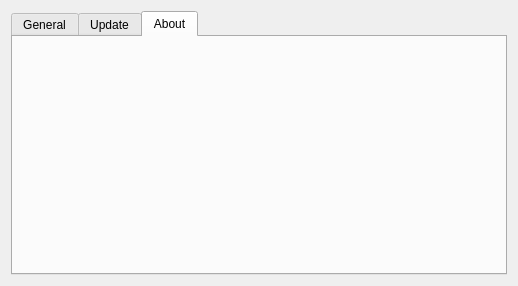
The window that src/ui/setting/settingui.ui (XMuli/myapp-template) describes before a commit, drawn with Qt 5.
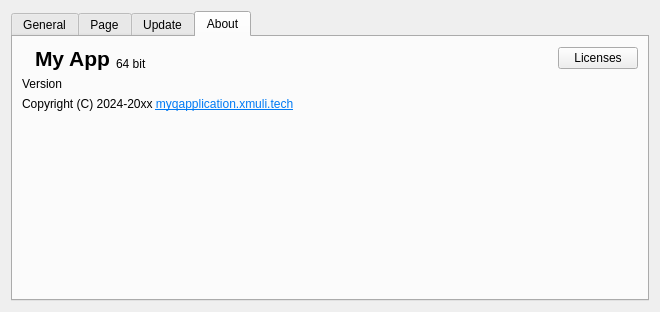
The same window after the commit. The open tabs and pages were chosen to show the change. Icons and pictures are not drawn.

```diff
--- a/src/ui/setting/settingui.ui
+++ b/src/ui/setting/settingui.ui
@@ -6,8 +6,8 @@
    <rect>
     <x>0</x>
     <y>0</y>
-    <width>518</width>
-    <height>274</height>
+    <width>660</width>
+    <height>312</height>
    </rect>
   </property>
   <property name="windowTitle">
@@ -101,6 +101,11 @@
        </item>
       </layout>
      </widget>
+     <widget class="QWidget" name="tab_4">
+      <attribute name="title">
+       <string>Page</string>
+      </attribute>
+     </widget>
      <widget class="QWidget" name="tab_2">
       <property name="sizePolicy">
        <sizepolicy hsizetype="Preferred" vsizetype="Preferred">
@@ -336,6 +341,127 @@
       <attribute name="title">
        <string>About</string>
       </attribute>
+      <layout class="QGridLayout" name="gridLayout_5" rowstretch="0,10">
+       <item row="0" column="0">
+        <widget class="QWidget" name="widget_4" native="true">
+         <layout class="QGridLayout" name="gridLayout_2">
+          <property name="leftMargin">
+           <number>0</number>
+          </property>
+          <property name="topMargin">
+           <number>0</number>
+          </property>
+          <property name="rightMargin">
+           <number>0</number>
+          </property>
+          <property name="bottomMargin">
+           <number>0</number>
+          </property>
+          <item row="0" column="3">
+           <spacer name="horizontalSpacer_5">
+            <property name="orientation">
+             <enum>Qt::Orientation::Horizontal</enum>
+            </property>
+            <property name="sizeHint" stdset="0">
+             <size>
+              <width>40</width>
+              <height>10</height>
+             </size>
+            </property>
+           </spacer>
+          </item>
+          <item row="0" column="1">
+           <widget class="QLabel" name="labProject">
+            <property name="font">
+             <font>
+              <pointsize>16</pointsize>
+              <bold>true</bold>
+             </font>
+            </property>
+            <property name="text">
+             <string>My App</string>
+            </property>
+            <property name="alignment">
+             <set>Qt::AlignmentFlag::AlignBottom|Qt::AlignmentFlag::AlignLeading|Qt::AlignmentFlag::AlignLeft</set>
+            </property>
+           </widget>
+          </item>
+          <item row="1" column="0" colspan="3">
+           <widget class="QLabel" name="labVersion">
+            <property name="text">
+             <string>Version</string>
+            </property>
+           </widget>
+          </item>
+          <item row="2" column="0" colspan="4">
+           <widget class="QLabel" name="labCopyright">
+            <property name="text">
+             <string>&lt;html&gt;&lt;head/&gt;&lt;body&gt;&lt;p&gt;Copyright (C) 2024-20xx &lt;a href=&quot;http://myqapplication.xmuli.tech/&quot;&gt;&lt;span style=&quot; text-decoration: underline; color:#007af4;&quot;&gt;myqapplication.xmuli.tech&lt;/span&gt;&lt;/a&gt;&lt;/p&gt;&lt;/body&gt;&lt;/html&gt;</string>
+            </property>
+            <property name="openExternalLinks">
+             <bool>true</bool>
+            </property>
+           </widget>
+          </item>
+          <item row="0" column="2">
+           <widget class="QLabel" name="labBit">
+            <property name="text">
+             <string>64 bit</string>
+            </property>
+            <property name="alignment">
+             <set>Qt::AlignmentFlag::AlignBottom|Qt::AlignmentFlag::AlignLeading|Qt::AlignmentFlag::AlignLeft</set>
+            </property>
+           </widget>
+          </item>
+          <item row="0" column="0">
+           <widget class="QLabel" name="label_8">
+            <property name="sizePolicy">
+             <sizepolicy hsizetype="Fixed" vsizetype="Fixed">
+              <horstretch>0</horstretch>
+              <verstretch>0</verstretch>
+             </sizepolicy>
+            </property>
+            <property name="maximumSize">
+             <size>
+              <width>38</width>
+              <height>38</height>
+             </size>
+            </property>
+            <property name="text">
+             <string/>
+            </property>
+            <property name="pixmap">
+             <pixmap resource="../../resources/resources.qrc">:/logo/logo.svg</pixmap>
+            </property>
+            <property name="scaledContents">
+             <bool>true</bool>
+            </property>
+           </widget>
+          </item>
+          <item row="0" column="4">
+           <widget class="QPushButton" name="btnLicenses">
+            <property name="text">
+             <string>Licenses</string>
+            </property>
+           </widget>
+          </item>
+         </layout>
+        </widget>
+       </item>
+       <item row="1" column="0">
+        <spacer name="verticalSpacer_3">
+         <property name="orientation">
+          <enum>Qt::Orientation::Vertical</enum>
+         </property>
+         <property name="sizeHint" stdset="0">
+          <size>
+           <width>20</width>
+           <height>187</height>
+          </size>
+         </property>
+        </spacer>
+       </item>
+      </layout>
      </widget>
     </widget>
    </item>
```
Left out of the diff: 8 changed lines with no effect on the pictures.
